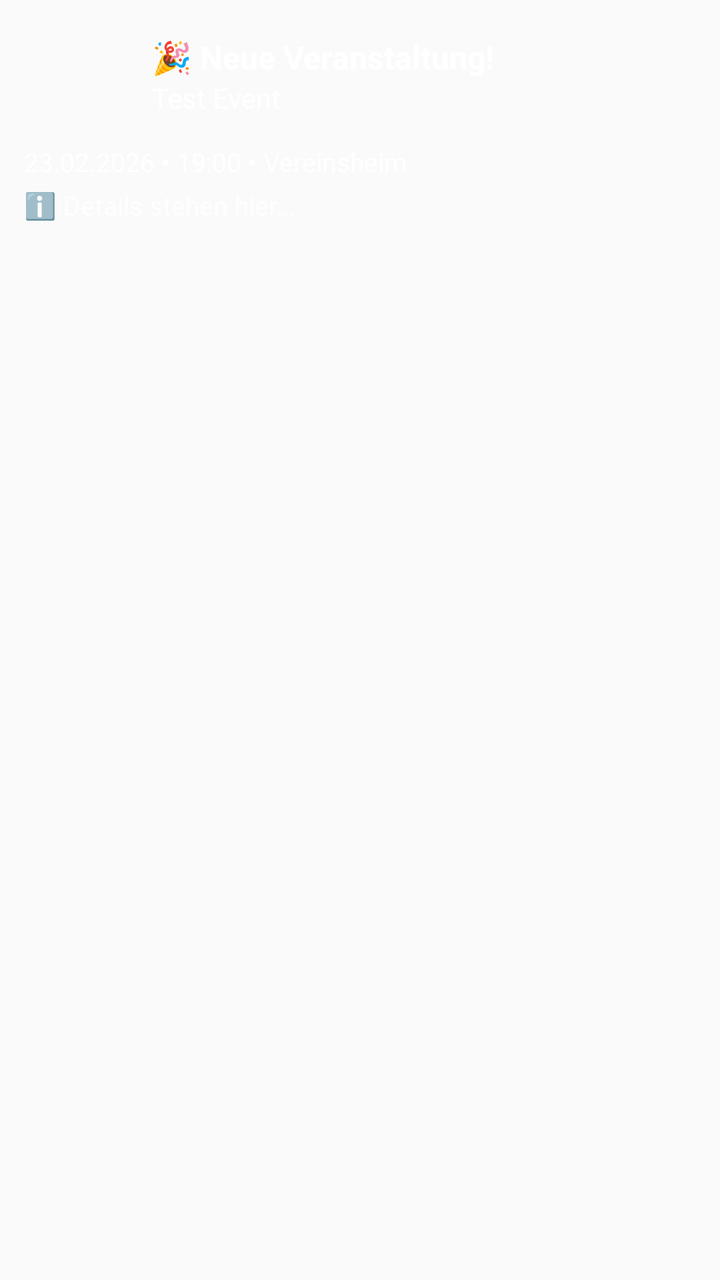
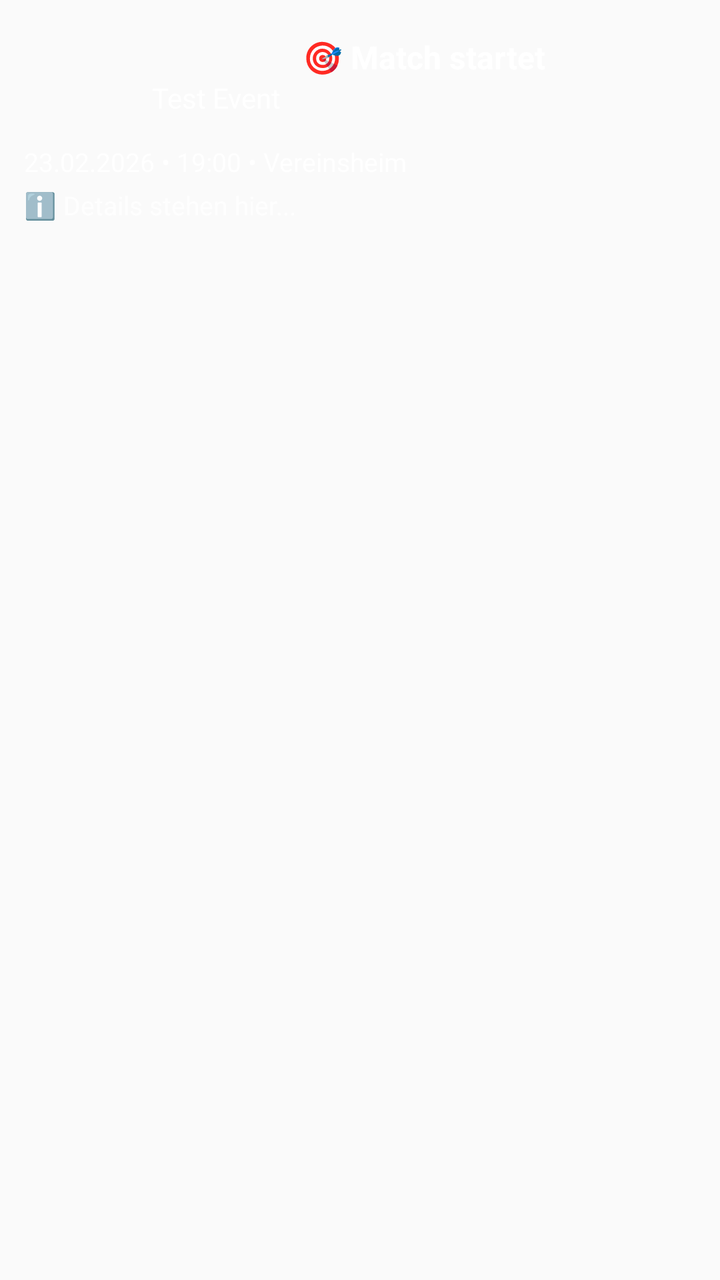

The first picture is an Android layout as it rendered before a commit; the second is the same layout after the commit. The layout source and the unified diff follow.
<!-- AndroidManifest.xml: application theme AppTheme -->
<!-- res/layout/notification_event_card.xml -->
<?xml version="1.0" encoding="utf-8"?>
<LinearLayout xmlns:android="http://schemas.android.com/apk/res/android"
    android:id="@+id/root"
    android:layout_width="match_parent"
    android:layout_height="wrap_content"
    android:orientation="vertical"
    android:background="@android:color/transparent"
    android:padding="12dp">

    
    <LinearLayout
        android:id="@+id/headerRow"
        android:layout_width="match_parent"
        android:layout_height="wrap_content"
        android:orientation="horizontal"
        android:gravity="center_vertical">

        <ImageView
            android:id="@+id/eventImage"
            android:layout_width="52dp"
            android:layout_height="52dp"
            android:src="@mipmap/ic_launcher"
            android:scaleType="centerCrop" />

        <LinearLayout
            android:layout_width="0dp"
            android:layout_height="wrap_content"
            android:layout_weight="1"
            android:orientation="vertical"
            android:paddingStart="12dp">

            <TextView
                android:id="@+id/eventTitle"
                android:layout_width="match_parent"
                android:layout_height="wrap_content"
                android:text="🎉 Neue Veranstaltung!"
                android:textStyle="bold"
                android:textSize="16sp"
                android:textColor="@android:color/white"
                android:maxLines="2"
                android:ellipsize="end" />

            
            <TextView
                android:id="@+id/eventName"
                android:layout_width="match_parent"
                android:layout_height="wrap_content"
                android:text="Test Event"
                android:textSize="14sp"
                android:textColor="@android:color/white"
                android:maxLines="2"
                android:ellipsize="end"
                android:alpha="0.95" />

        </LinearLayout>
    </LinearLayout>

    
    <LinearLayout
        android:id="@+id/matchRow"
        android:layout_width="match_parent"
        android:layout_height="wrap_content"
        android:orientation="horizontal"
        android:gravity="center_vertical"
        android:paddingTop="10dp"
        android:visibility="gone">

        <TextView
            android:id="@+id/player1"
            android:layout_width="0dp"
            android:layout_height="wrap_content"
            android:layout_weight="1"
            android:textSize="14sp"
            android:textStyle="bold"
            android:textColor="@android:color/white"
            android:gravity="end"
            android:maxLines="2"
            android:ellipsize="end" />

        <TextView
            android:id="@+id/vsText"
            android:layout_width="wrap_content"
            android:layout_height="wrap_content"
            android:text="  vs  "
            android:textSize="12sp"
            android:textColor="@android:color/white"
            android:alpha="0.8" />

        <TextView
            android:id="@+id/player2"
            android:layout_width="0dp"
            android:layout_height="wrap_content"
            android:layout_weight="1"
            android:textSize="14sp"
            android:textStyle="bold"
            android:textColor="@android:color/white"
            android:gravity="start"
            android:maxLines="2"
            android:ellipsize="end" />
    </LinearLayout>

    
    <TextView
        android:id="@+id/matchMeta"
        android:layout_width="match_parent"
        android:layout_height="wrap_content"
        android:text="ℹ️ Automat 2"
        android:textSize="13sp"
        android:textColor="@android:color/white"
        android:alpha="0.85"
        android:paddingTop="6dp"
        android:maxLines="1"
        android:ellipsize="end"
        android:visibility="gone" />

    
    <TextView
        android:id="@+id/eventMeta"
        android:layout_width="match_parent"
        android:layout_height="wrap_content"
        android:text="23.02.2026 • 19:00 • Vereinsheim"
        android:textSize="13sp"
        android:textColor="@android:color/white"
        android:alpha="0.85"
        android:paddingTop="8dp"
        android:maxLines="2"
        android:ellipsize="end" />

    <TextView
        android:id="@+id/eventDetails"
        android:layout_width="match_parent"
        android:layout_height="wrap_content"
        android:text="ℹ️ Details stehen hier..."
        android:textSize="13sp"
        android:textColor="@android:color/white"
        android:alpha="0.80"
        android:paddingTop="4dp"
        android:maxLines="4"
        android:ellipsize="end" />

    
    <ImageView
        android:id="@+id/flyerImage"
        android:layout_width="match_parent"
        android:layout_height="180dp"
        android:layout_marginTop="10dp"
        android:scaleType="centerCrop"
        android:adjustViewBounds="true"
        android:visibility="visible" />

</LinearLayout>
<!-- resources referenced by this layout -->
<resources>
  <!-- mipmap ic_launcher (mipmap-anydpi-v26) -->
  <?xml version="1.0" encoding="utf-8"?>
  <adaptive-icon xmlns:android="http://schemas.android.com/apk/res/android">
      <background android:drawable="@color/ic_launcher_background"/>
      <foreground android:drawable="@mipmap/ic_launcher_foreground"/>
  </adaptive-icon>
  <style name="AppTheme" parent="Theme.AppCompat.Light.DarkActionBar">
          
          <item name="colorPrimary">@color/colorPrimary</item>
          <item name="colorPrimaryDark">@color/colorPrimaryDark</item>
          <item name="colorAccent">@color/colorAccent</item>
      </style>
  <color name="ic_launcher_background">#FFFFFF</color>
</resources>

<!-- the commit's change to res/layout/notification_event_card.xml (unified diff, before → after) -->
@@ -29,16 +29,18 @@
             android:orientation="vertical"
             android:paddingStart="12dp">
 
+            
             <TextView
                 android:id="@+id/eventTitle"
                 android:layout_width="match_parent"
                 android:layout_height="wrap_content"
-                android:text="🎉 Neue Veranstaltung!"
+                android:text="🎯 Match startet"
                 android:textStyle="bold"
                 android:textSize="16sp"
                 android:textColor="@android:color/white"
-                android:maxLines="2"
-                android:ellipsize="end" />
+                android:maxLines="1"
+                android:ellipsize="end"
+                android:gravity="center" />
 
             
             <TextView
@@ -61,7 +63,7 @@
         android:layout_width="match_parent"
         android:layout_height="wrap_content"
         android:orientation="horizontal"
-        android:gravity="center_vertical"
+        android:gravity="center"
         android:paddingTop="10dp"
         android:visibility="gone">
 
@@ -70,10 +72,10 @@
             android:layout_width="0dp"
             android:layout_height="wrap_content"
             android:layout_weight="1"
-            android:textSize="14sp"
+            android:textSize="15sp"
             android:textStyle="bold"
             android:textColor="@android:color/white"
-            android:gravity="end"
+            android:gravity="center"
             android:maxLines="2"
             android:ellipsize="end" />
 
@@ -84,17 +86,18 @@
             android:text="  vs  "
             android:textSize="12sp"
             android:textColor="@android:color/white"
-            android:alpha="0.8" />
+            android:alpha="0.8"
+            android:gravity="center" />
 
         <TextView
             android:id="@+id/player2"
             android:layout_width="0dp"
             android:layout_height="wrap_content"
             android:layout_weight="1"
-            android:textSize="14sp"
+            android:textSize="15sp"
             android:textStyle="bold"
             android:textColor="@android:color/white"
-            android:gravity="start"
+            android:gravity="center"
             android:maxLines="2"
             android:ellipsize="end" />
     </LinearLayout>
@@ -104,7 +107,7 @@
         android:id="@+id/matchMeta"
         android:layout_width="match_parent"
         android:layout_height="wrap_content"
-        android:text="ℹ️ Automat 2"
+        android:text="🕹 Automat 2"
         android:textSize="13sp"
         android:textColor="@android:color/white"
         android:alpha="0.85"
@@ -138,7 +141,6 @@
         android:maxLines="4"
         android:ellipsize="end" />
 
-    
     <ImageView
         android:id="@+id/flyerImage"
         android:layout_width="match_parent"
